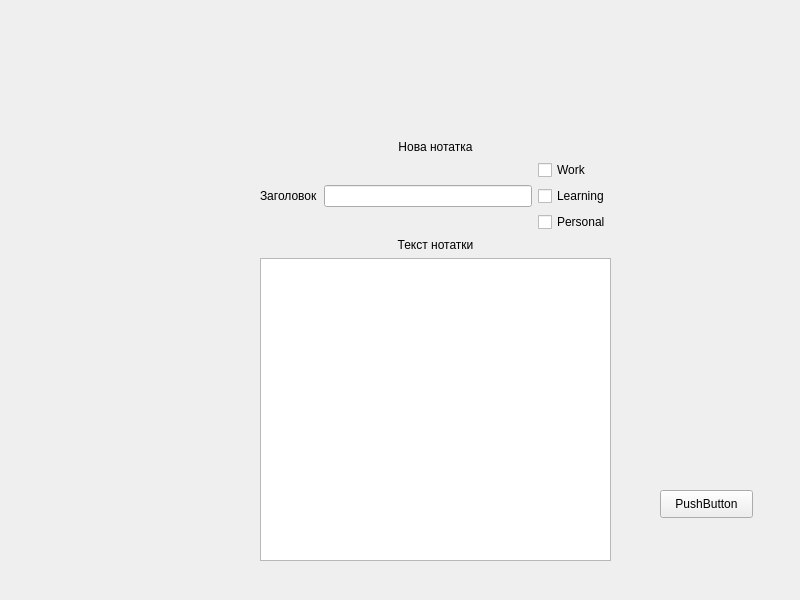
This is lab2/mainwindow.ui in fivard/Laboratory-works-sem1-2020-2021-academic-year as Qt 5 draws it before an edit. The edited form follows.
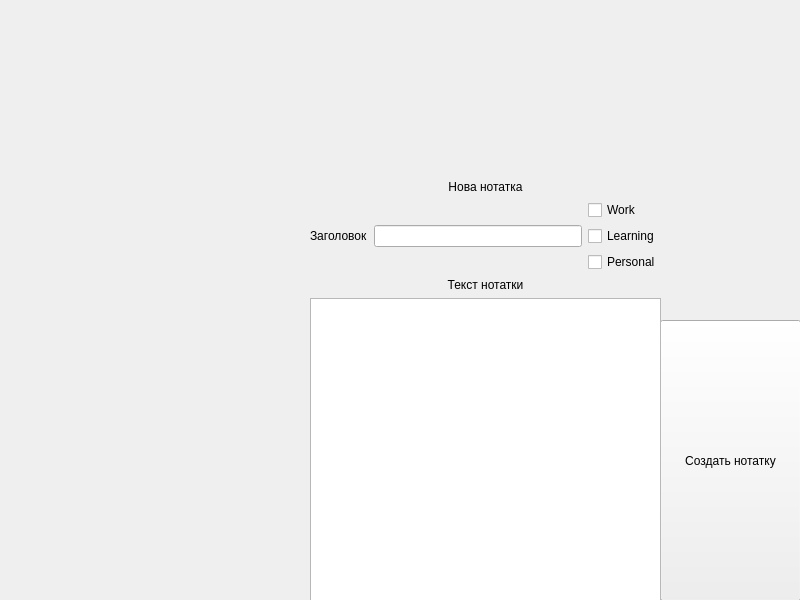
This is the edited form.

```diff
--- a/lab2/mainwindow.ui
+++ b/lab2/mainwindow.ui
@@ -18,20 +18,20 @@
     <property name="geometry">
      <rect>
       <x>660</x>
-      <y>490</y>
-      <width>93</width>
-      <height>28</height>
+      <y>320</y>
+      <width>141</width>
+      <height>281</height>
      </rect>
     </property>
     <property name="text">
-     <string>PushButton</string>
+     <string>Создать нотатку</string>
     </property>
    </widget>
    <widget class="QWidget" name="verticalLayoutWidget_3">
     <property name="geometry">
      <rect>
-      <x>260</x>
-      <y>140</y>
+      <x>310</x>
+      <y>180</y>
       <width>351</width>
       <height>421</height>
      </rect>
@@ -93,6 +93,12 @@
        </item>
        <item>
         <widget class="QLabel" name="label">
+         <property name="frameShape">
+          <enum>QFrame::NoFrame</enum>
+         </property>
+         <property name="frameShadow">
+          <enum>QFrame::Plain</enum>
+         </property>
          <property name="text">
           <string>Текст нотатки</string>
          </property>
```
Left out of the diff: 3 changed lines with no effect on the pictures.
